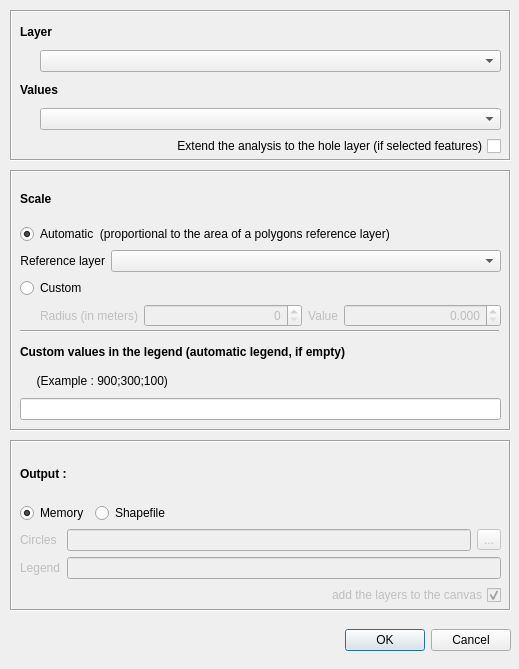
The window that ui_proportionalcircles.ui (LCacheux68224/ProportionalCircles) describes before a commit, drawn with Qt 5.
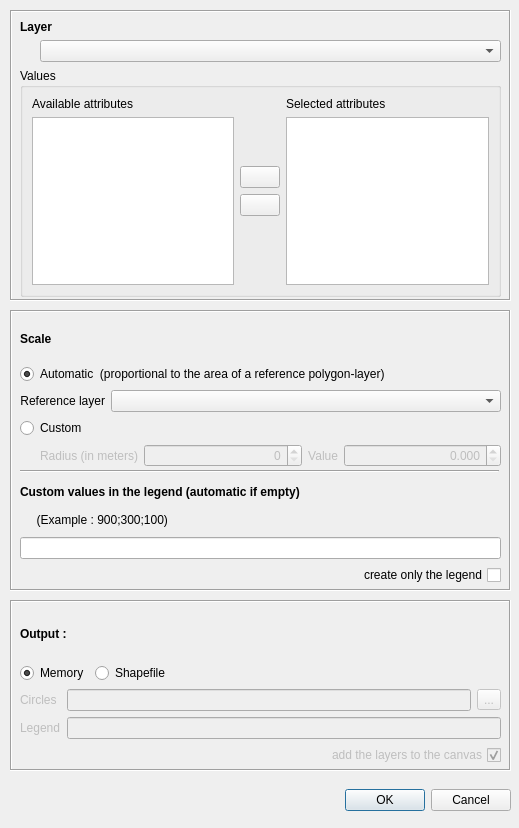
The same window after the commit. Icons and pictures are not drawn.

Patch:
```diff
--- a/ui_proportionalcircles.ui
+++ b/ui_proportionalcircles.ui
@@ -7,7 +7,7 @@
     <x>0</x>
     <y>0</y>
     <width>519</width>
-    <height>669</height>
+    <height>828</height>
    </rect>
   </property>
   <property name="sizePolicy">
@@ -24,8 +24,8 @@
   </property>
   <property name="maximumSize">
    <size>
-    <width>519</width>
-    <height>669</height>
+    <width>1000</width>
+    <height>900</height>
    </size>
   </property>
   <property name="windowTitle">
@@ -35,7 +35,7 @@
    <property name="geometry">
     <rect>
      <x>10</x>
-     <y>620</y>
+     <y>780</y>
      <width>501</width>
      <height>41</height>
     </rect>
@@ -54,9 +54,9 @@
    <property name="geometry">
     <rect>
      <x>10</x>
-     <y>170</y>
+     <y>310</y>
      <width>501</width>
-     <height>261</height>
+     <height>281</height>
     </rect>
    </property>
    <property name="frameShape">
@@ -91,7 +91,7 @@
      <item>
       <widget class="QRadioButton" name="autoScale">
        <property name="text">
-        <string>Automatic  (proportional to the area of a polygons reference layer)</string>
+        <string>Automatic  (proportional to the area of a reference polygon-layer)</string>
        </property>
        <property name="checked">
         <bool>true</bool>
@@ -259,7 +259,7 @@
       <x>10</x>
       <y>170</y>
       <width>481</width>
-      <height>80</height>
+      <height>105</height>
      </rect>
     </property>
     <layout class="QVBoxLayout" name="verticalLayout_6">
@@ -272,7 +272,7 @@
         </font>
        </property>
        <property name="text">
-        <string>Custom values in the legend (automatic legend, if empty)</string>
+        <string>Custom values in the legend (automatic if empty)</string>
        </property>
        <property name="alignment">
         <set>Qt::AlignLeading|Qt::AlignLeft|Qt::AlignVCenter</set>
@@ -292,6 +292,22 @@
      <item>
       <widget class="QLineEdit" name="legendCustomValues"/>
      </item>
+     <item>
+      <widget class="QCheckBox" name="onlyLegend">
+       <property name="enabled">
+        <bool>true</bool>
+       </property>
+       <property name="layoutDirection">
+        <enum>Qt::RightToLeft</enum>
+       </property>
+       <property name="text">
+        <string>create only the legend</string>
+       </property>
+       <property name="checked">
+        <bool>false</bool>
+       </property>
+      </widget>
+     </item>
     </layout>
    </widget>
   </widget>
@@ -299,7 +315,7 @@
    <property name="geometry">
     <rect>
      <x>10</x>
-     <y>440</y>
+     <y>600</y>
      <width>501</width>
      <height>171</height>
     </rect>
@@ -465,7 +481,7 @@
      <x>10</x>
      <y>10</y>
      <width>501</width>
-     <height>151</height>
+     <height>291</height>
     </rect>
    </property>
    <property name="frameShape">
@@ -483,10 +499,13 @@
       <x>10</x>
       <y>10</y>
       <width>481</width>
-      <height>136</height>
+      <height>303</height>
      </rect>
     </property>
     <layout class="QVBoxLayout" name="verticalLayout_10">
+     <property name="spacing">
+      <number>6</number>
+     </property>
      <item>
       <widget class="QLabel" name="label">
        <property name="sizePolicy">
@@ -543,53 +562,129 @@
       </layout>
      </item>
      <item>
-      <widget class="QLabel" name="label_2">
+      <widget class="QGroupBox" name="mAttributesGroupBox">
        <property name="sizePolicy">
-        <sizepolicy hsizetype="Expanding" vsizetype="Preferred">
+        <sizepolicy hsizetype="Expanding" vsizetype="Expanding">
          <horstretch>0</horstretch>
          <verstretch>0</verstretch>
         </sizepolicy>
        </property>
-       <property name="font">
-        <font>
-         <weight>75</weight>
-         <bold>true</bold>
-        </font>
+       <property name="minimumSize">
+        <size>
+         <width>0</width>
+         <height>0</height>
+        </size>
        </property>
-       <property name="text">
+       <property name="maximumSize">
+        <size>
+         <width>16777215</width>
+         <height>16777215</height>
+        </size>
+       </property>
+       <property name="title">
         <string>Values</string>
        </property>
+       <layout class="QHBoxLayout" name="horizontalLayout_7">
+        <item>
+         <layout class="QVBoxLayout" name="availAttributesLayout">
+          <item>
+           <widget class="QLabel" name="label_12">
+            <property name="text">
+             <string>Available attributes</string>
+            </property>
       </widget>
      </item>
      <item>
-      <layout class="QHBoxLayout" name="horizontalLayout_2">
+           <widget class="QListWidget" name="availableAttributes"/>
+          </item>
+         </layout>
+        </item>
        <item>
-        <spacer name="horizontalSpacer_2">
+         <layout class="QVBoxLayout" name="attributeButtonLayout">
+          <item>
+           <spacer name="verticalSpacer">
          <property name="orientation">
-          <enum>Qt::Horizontal</enum>
+             <enum>Qt::Vertical</enum>
          </property>
          <property name="sizeType">
-          <enum>QSizePolicy::Maximum</enum>
+             <enum>QSizePolicy::Expanding</enum>
          </property>
          <property name="sizeHint" stdset="0">
           <size>
            <width>20</width>
-           <height>20</height>
+              <height>0</height>
           </size>
          </property>
         </spacer>
        </item>
        <item>
-        <widget class="QComboBox" name="inputValue">
+           <widget class="QPushButton" name="btnAdd">
          <property name="sizePolicy">
-          <sizepolicy hsizetype="Expanding" vsizetype="Fixed">
+             <sizepolicy hsizetype="Fixed" vsizetype="Fixed">
            <horstretch>0</horstretch>
            <verstretch>0</verstretch>
           </sizepolicy>
          </property>
-        </widget>
-       </item>
-      </layout>
+            <property name="text">
+             <string/>
+            </property>
+            <property name="icon">
+             <iconset resource="../../../../Téléchargements/qgis-2.0.1/images/images.qrc">
+              <normaloff>:/images/themes/default/symbologyAdd.png</normaloff>:/images/themes/default/symbologyAdd.png</iconset>
+            </property>
+           </widget>
+          </item>
+          <item>
+           <widget class="QPushButton" name="btnRemove">
+            <property name="sizePolicy">
+             <sizepolicy hsizetype="Fixed" vsizetype="Fixed">
+              <horstretch>0</horstretch>
+              <verstretch>0</verstretch>
+             </sizepolicy>
+            </property>
+            <property name="text">
+             <string/>
+            </property>
+            <property name="icon">
+             <iconset resource="../../../../Téléchargements/qgis-2.0.1/images/images.qrc">
+              <normaloff>:/images/themes/default/symbologyRemove.png</normaloff>:/images/themes/default/symbologyRemove.png</iconset>
+            </property>
+           </widget>
+          </item>
+          <item>
+           <spacer name="verticalSpacer_5">
+            <property name="orientation">
+             <enum>Qt::Vertical</enum>
+            </property>
+            <property name="sizeType">
+             <enum>QSizePolicy::Expanding</enum>
+            </property>
+            <property name="sizeHint" stdset="0">
+             <size>
+              <width>20</width>
+              <height>0</height>
+             </size>
+            </property>
+           </spacer>
+          </item>
+         </layout>
+        </item>
+        <item>
+         <layout class="QVBoxLayout" name="assignedAttributesLayout">
+          <item>
+           <widget class="QLabel" name="Assigened">
+            <property name="text">
+             <string>Selected attributes</string>
+            </property>
+           </widget>
+          </item>
+          <item>
+           <widget class="QListWidget" name="selectedAttributes"/>
+          </item>
+         </layout>
+        </item>
+       </layout>
+      </widget>
      </item>
      <item>
       <widget class="QCheckBox" name="selectedFeatures">
```
Left out of the diff: 4 changed lines with no effect on the pictures. Lines whose indentation alone changed are shown as unchanged.
